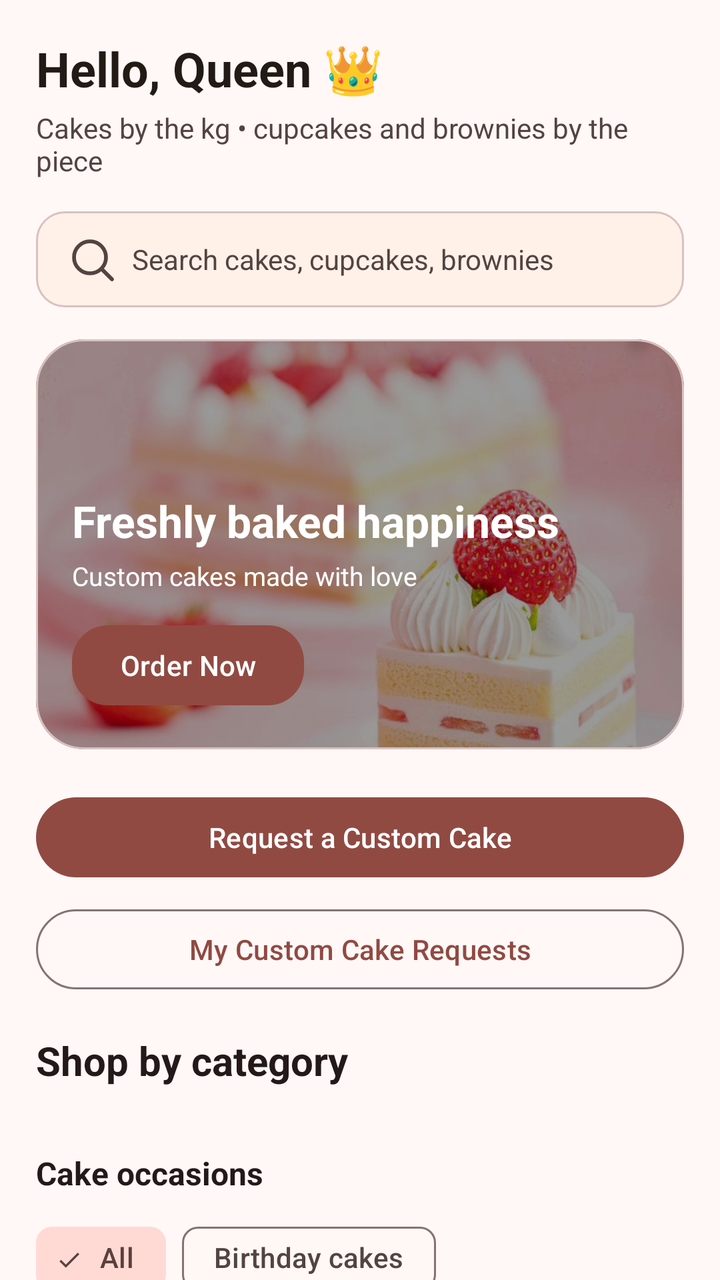
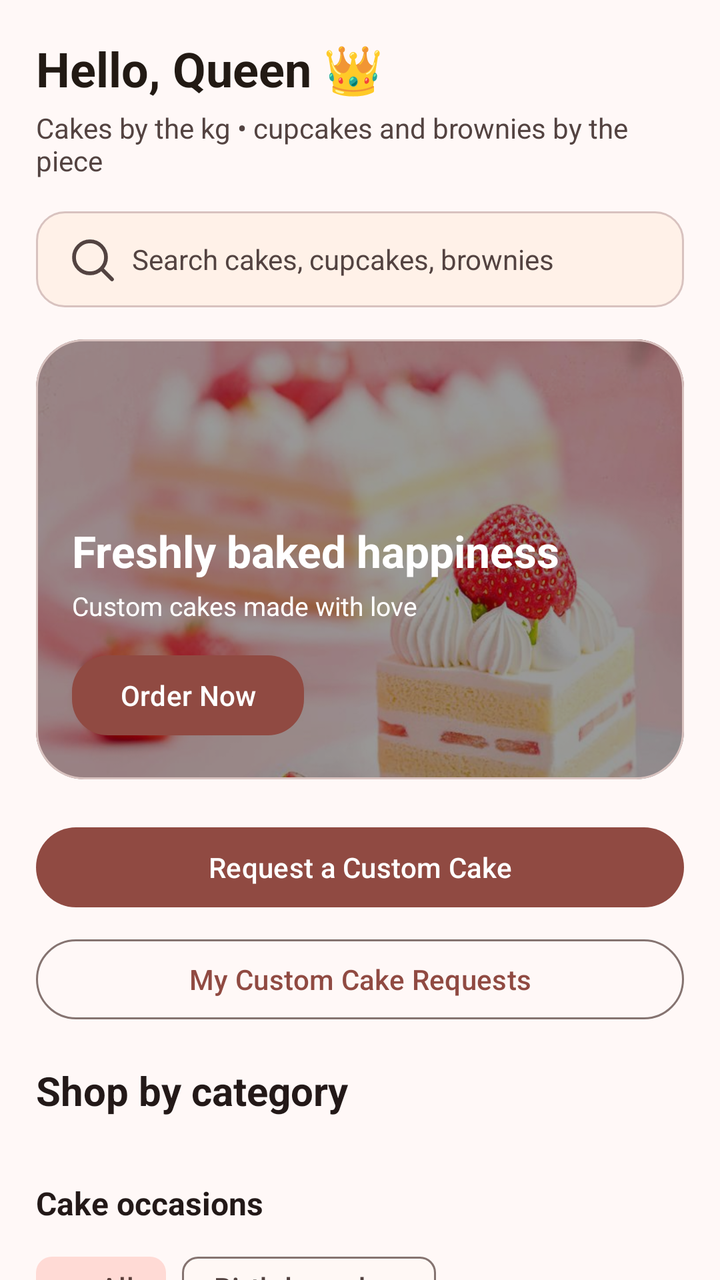

An Android layout rendered at two revisions. The XML below is the earlier revision; the diff shows what the commit changed to produce the second picture.
<!-- AndroidManifest.xml: application theme Theme.ButterQueen -->
<!-- res/layout/fragment_home.xml -->
<?xml version="1.0" encoding="utf-8"?>
<androidx.core.widget.NestedScrollView xmlns:android="http://schemas.android.com/apk/res/android"
    xmlns:app="http://schemas.android.com/apk/res-auto"
    android:layout_width="match_parent"
    android:layout_height="match_parent"
    android:background="@color/md_theme_background"
    android:fillViewport="true">

    <LinearLayout
        android:layout_width="match_parent"
        android:layout_height="wrap_content"
        android:orientation="vertical"
        android:padding="18dp">

        <TextView
            android:layout_width="wrap_content"
            android:layout_height="wrap_content"
            android:text="Hello, Queen 👑"
            android:textColor="@color/md_theme_onSurface"
            android:textSize="24sp"
            android:textStyle="bold" />

        <TextView
            android:layout_width="wrap_content"
            android:layout_height="wrap_content"
            android:layout_marginTop="4dp"
            android:layout_marginBottom="16dp"
            android:text="Cakes by the kg • cupcakes and brownies by the piece"
            android:textColor="@color/md_theme_onSurfaceVariant"
            android:textSize="14sp" />

        <EditText
            android:id="@+id/searchEditText"
            android:layout_width="match_parent"
            android:layout_height="48dp"
            android:layout_marginBottom="16dp"
            android:background="@drawable/custom_input_search"
            android:drawableStart="@drawable/ic_bq_search"
            android:drawablePadding="8dp"
            android:drawableTint="@color/md_theme_onSurfaceVariant"
            android:hint="Search cakes, cupcakes, brownies"
            android:textColor="@color/md_theme_onSurface"
            android:textColorHint="@color/md_theme_onSurfaceVariant"
            android:inputType="text"
            android:paddingStart="16dp"
            android:paddingEnd="16dp"
            android:textSize="14sp" />

        <com.google.android.material.card.MaterialCardView
            android:layout_width="match_parent"
            android:layout_height="205dp"
            android:layout_marginBottom="20dp"
            app:cardCornerRadius="24dp"
            app:cardElevation="0dp">

            <FrameLayout
                android:layout_width="match_parent"
                android:layout_height="match_parent">

                <ImageView
                    android:layout_width="match_parent"
                    android:layout_height="match_parent"
                    android:contentDescription="Cake Banner"
                    android:scaleType="centerCrop"
                    android:src="@drawable/cake_wallpaper" />

                <View
                    android:layout_width="match_parent"
                    android:layout_height="match_parent"
                    android:background="#66000000" />

                <LinearLayout
                    android:layout_width="match_parent"
                    android:layout_height="match_parent"
                    android:gravity="bottom"
                    android:orientation="vertical"
                    android:padding="18dp">

                    <TextView
                        android:layout_width="wrap_content"
                        android:layout_height="wrap_content"
                        android:text="Freshly baked happiness"
                        android:textColor="@android:color/white"
                        android:textSize="22sp"
                        android:textStyle="bold" />

                    <TextView
                        android:layout_width="wrap_content"
                        android:layout_height="wrap_content"
                        android:layout_marginTop="4dp"
                        android:text="Custom cakes made with love"
                        android:textColor="@android:color/white"
                        android:textSize="13sp" />

                    <com.google.android.material.button.MaterialButton
                        android:id="@+id/orderNowButton"
                        android:layout_width="wrap_content"
                        android:layout_height="wrap_content"
                        android:layout_marginTop="12dp"
                        android:text="Order Now"
                        android:textAllCaps="false"
                        app:cornerRadius="18dp" />
                </LinearLayout>

            </FrameLayout>

        </com.google.android.material.card.MaterialCardView>

        <com.google.android.material.button.MaterialButton
            android:id="@+id/customCakeButton"
            android:layout_width="match_parent"
            android:layout_height="wrap_content"
            android:layout_marginBottom="8dp"
            android:text="Request a Custom Cake"
            android:textAllCaps="false" />

        <com.google.android.material.button.MaterialButton
            android:id="@+id/myCustomCakeRequestsButton"
            style="@style/Widget.Material3.Button.OutlinedButton"
            android:layout_width="match_parent"
            android:layout_height="wrap_content"
            android:layout_marginBottom="18dp"
            android:text="My Custom Cake Requests"
            android:textAllCaps="false" />

        <TextView
            android:layout_width="wrap_content"
            android:layout_height="wrap_content"
            android:layout_marginBottom="12dp"
            android:text="Shop by category"
            android:textColor="@color/md_theme_onBackground"
            android:textSize="20sp"
            android:textStyle="bold" />

        <androidx.recyclerview.widget.RecyclerView
            android:id="@+id/recyclerViewHomeCategories"
            android:layout_width="match_parent"
            android:layout_height="wrap_content"
            android:layout_marginBottom="20dp"
            android:clipToPadding="false"
            android:nestedScrollingEnabled="false"
            android:paddingEnd="8dp" />

        <TextView
            android:layout_width="wrap_content"
            android:layout_height="wrap_content"
            android:layout_marginBottom="8dp"
            android:text="Cake occasions"
            android:textColor="@color/md_theme_onBackground"
            android:textSize="16sp"
            android:textStyle="bold" />

        <com.google.android.material.chip.ChipGroup
            android:id="@+id/cakeOccasionChips"
            android:layout_width="match_parent"
            android:layout_height="wrap_content"
            android:layout_marginBottom="18dp"
            app:singleSelection="true"
            app:selectionRequired="true">
            <com.google.android.material.chip.Chip
                android:id="@+id/chipAllOccasions"
                style="@style/Widget.Material3.Chip.Filter"
                android:layout_width="wrap_content"
                android:layout_height="wrap_content"
                android:checked="true"
                android:text="All" />
            <com.google.android.material.chip.Chip
                android:id="@+id/chipBirthday"
                style="@style/Widget.Material3.Chip.Filter"
                android:layout_width="wrap_content"
                android:layout_height="wrap_content"
                android:text="Birthday cakes" />
            <com.google.android.material.chip.Chip
                android:id="@+id/chipWedding"
                style="@style/Widget.Material3.Chip.Filter"
                android:layout_width="wrap_content"
                android:layout_height="wrap_content"
                android:text="Wedding cakes" />
        </com.google.android.material.chip.ChipGroup>

        <LinearLayout
            android:layout_width="match_parent"
            android:layout_height="wrap_content"
            android:layout_marginBottom="12dp"
            android:gravity="center_vertical"
            android:orientation="horizontal">

            <TextView
                android:layout_width="0dp"
                android:layout_height="wrap_content"
                android:layout_weight="1"
                android:text="Our baked treats"
                android:textColor="@color/md_theme_onBackground"
                android:textSize="18sp"
                android:textStyle="bold" />

            <TextView
                android:id="@+id/seeAllTextView"
                android:layout_width="wrap_content"
                android:layout_height="wrap_content"
                android:text="See all"
                android:textColor="@color/md_theme_primary"
                android:textSize="13sp"
                android:textStyle="bold" />
        </LinearLayout>

        <TextView
            android:id="@+id/emptyProductsTextView"
            android:layout_width="match_parent"
            android:layout_height="wrap_content"
            android:gravity="center"
            android:padding="24dp"
            android:text="No treats match your search yet."
            android:textColor="@color/md_theme_onBackground"
            android:visibility="gone" />

        <androidx.recyclerview.widget.RecyclerView
            android:id="@+id/recyclerViewCakes"
            android:layout_width="match_parent"
            android:layout_height="wrap_content"
            android:clipToPadding="false"
            android:nestedScrollingEnabled="false"
            android:paddingBottom="12dp" />

    </LinearLayout>

</androidx.core.widget.NestedScrollView>
<!-- resources referenced by this layout -->
<resources>
  <color name="md_theme_background">#FFF8F7</color>
  <color name="md_theme_onBackground">#231918</color>
  <color name="md_theme_onSurface">#221A14</color>
  <color name="md_theme_onSurfaceVariant">#534341</color>
  <color name="md_theme_primary">#904A42</color>
  <!-- drawable custom_input_search (drawable) -->
  <?xml version="1.0" encoding="utf-8"?>
  <shape xmlns:android="http://schemas.android.com/apk/res/android"
      android:shape="rectangle">
      <solid android:color="@color/md_theme_surfaceContainerLow" />
      <stroke android:color="@color/md_theme_outlineVariant" android:width="1dp" />
      <corners android:radius="14dp" />
  </shape>
  <!-- drawable ic_bq_search (drawable) -->
  <vector xmlns:android="http://schemas.android.com/apk/res/android"
      android:width="24dp" android:height="24dp"
      android:viewportWidth="24" android:viewportHeight="24">
      <path android:fillColor="@android:color/transparent"
          android:strokeColor="#FF000000" android:strokeWidth="1.9"
          android:strokeLineCap="round" android:strokeLineJoin="round"
          android:pathData="M11,19 A8,8 0,1 1,11,3 A8,8 0,1 1,11,19 M17,17 L22,22" />
  </vector>
  <color name="md_theme_surfaceContainerLow">#FFF1E8</color>
  <color name="md_theme_outlineVariant">#D8C2BF</color>
  <color name="md_theme_onPrimary">#FFFFFF</color>
  <color name="md_theme_primaryContainer">#FFDAD5</color>
  <color name="md_theme_onPrimaryContainer">#73342D</color>
  <color name="md_theme_secondary">#775652</color>
  <color name="md_theme_onSecondary">#FFFFFF</color>
  <color name="md_theme_secondaryContainer">#FFDAD5</color>
  <color name="md_theme_onSecondaryContainer">#5D3F3B</color>
  <color name="md_theme_tertiary">#835415</color>
  <color name="md_theme_onTertiary">#FFFFFF</color>
  <color name="md_theme_tertiaryContainer">#FFDDBA</color>
  <color name="md_theme_onTertiaryContainer">#673D00</color>
  <color name="md_theme_error">#BA1A1A</color>
  <color name="md_theme_onError">#FFFFFF</color>
  <color name="md_theme_errorContainer">#FFDAD6</color>
  <color name="md_theme_onErrorContainer">#93000A</color>
  <color name="md_theme_surface">#FFF8F5</color>
  <color name="md_theme_surfaceVariant">#F5DDDA</color>
  <color name="md_theme_outline">#857370</color>
  <!-- unchanged entries left out for length: 2 -->
</resources>

<!-- the commit's change to res/layout/fragment_home.xml (unified diff, before → after) -->
@@ -31,6 +31,8 @@
 
         <EditText
             android:id="@+id/searchEditText"
+            android:singleLine="true"
+            android:imeOptions="actionSearch"
             android:layout_width="match_parent"
             android:layout_height="48dp"
             android:layout_marginBottom="16dp"
@@ -48,7 +50,7 @@
 
         <com.google.android.material.card.MaterialCardView
             android:layout_width="match_parent"
-            android:layout_height="205dp"
+            android:layout_height="220dp"
             android:layout_marginBottom="20dp"
             app:cardCornerRadius="24dp"
             app:cardElevation="0dp">
